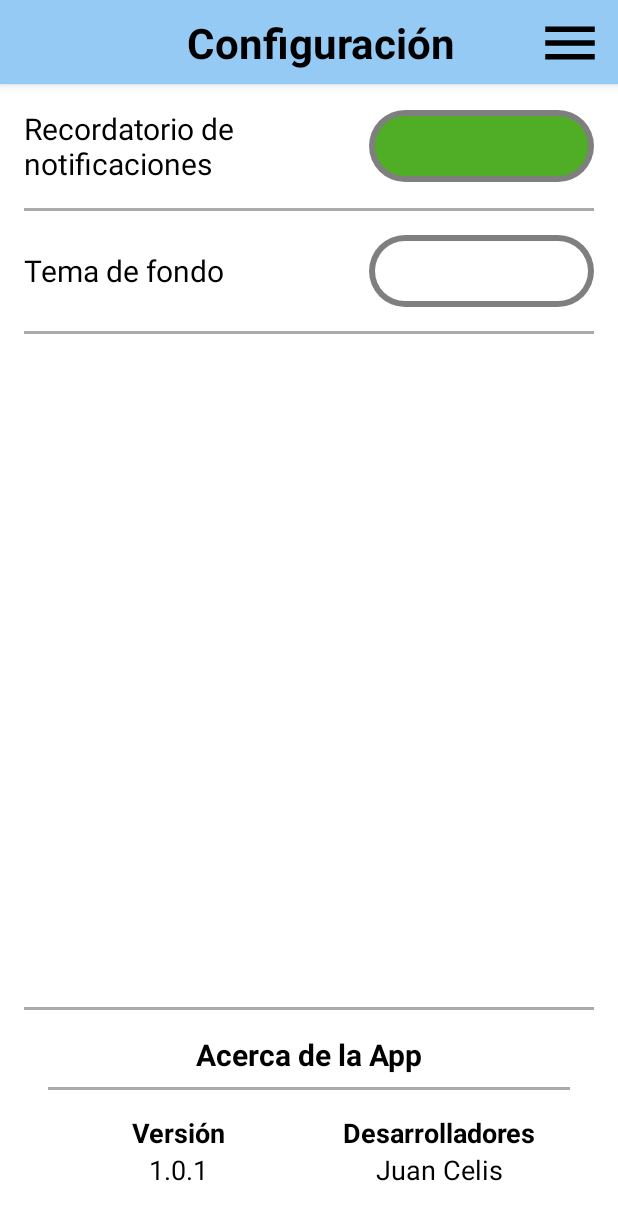
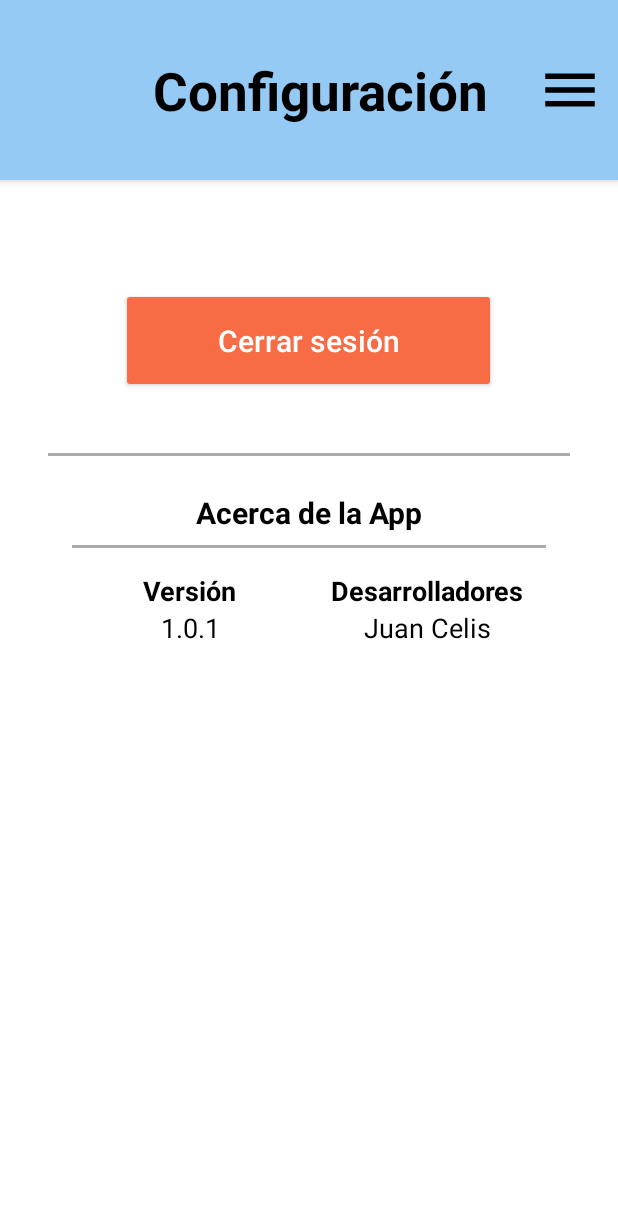
Before and after one commit to JuanCelis2004/HabitsAndStu, an Android app: the layout setting.xml on its own in the app's theme, with its tools: preview values and no code run, on a phone screen of 412 x 824 dp. Shown: the top 1220 px of the screen. Run offline under Robolectric (Android 15) with nearby library versions, the phone set to English and light mode, and no system bars; network calls fail.

Commit message:
fianl project

```diff
--- a/projectNativas/app/src/main/AndroidManifest.xml
+++ b/projectNativas/app/src/main/AndroidManifest.xml
@@ -28,6 +28,8 @@
         <activity android:name=".Habits" />
         <activity android:name=".CrearHabitoActivity" />
         <activity android:name=".EditHabitActivity" />
+        <activity android:name=".Statistics" />
+        <activity android:name=".Settings" />
     </application>
 
 </manifest>
--- a/projectNativas/app/src/main/java/com/example/projectnativas/EditHabitActivity.java
+++ b/projectNativas/app/src/main/java/com/example/projectnativas/EditHabitActivity.java
@@ -96,10 +96,8 @@ public class EditHabitActivity extends AppCompatActivity {
                     response -> {
                         if (response.equals("OK")) {
                             Toast.makeText(this, "Hábito actualizado correctamente", Toast.LENGTH_SHORT).show();
-                            Intent volver = new Intent(this, Habits.class);
-                            volver.putExtra("userId", getIntent().getIntExtra("userId", -1));
-                            startActivity(volver);
-                            finish();
+                            setResult(RESULT_OK);
+                            finish();  // Solo cierras esta actividad, no creas otra
                         } else {
                             Toast.makeText(this, "Error del servidor: " + response, Toast.LENGTH_LONG).show();
                         }
--- a/projectNativas/app/src/main/res/layout/setting.xml
+++ b/projectNativas/app/src/main/res/layout/setting.xml
@@ -8,18 +8,18 @@
     android:layout_height="match_parent"
     tools:openDrawer="start">
 
-    <!-- Contenedor principal -->
+    <!-- CONTENIDO PRINCIPAL -->
     <LinearLayout
         android:layout_width="match_parent"
         android:layout_height="match_parent"
         android:orientation="vertical"
         android:background="@android:color/white">
 
-        <!-- Toolbar -->
+        <!-- TOOLBAR -->
         <androidx.appcompat.widget.Toolbar
             android:id="@+id/toolbar"
             android:layout_width="match_parent"
-            android:layout_height="?attr/actionBarSize"
+            android:layout_height="120dp"
             android:background="@color/nav"
             android:elevation="4dp"
             android:theme="@style/ThemeOverlay.AppCompat.Dark.ActionBar"
@@ -29,21 +29,21 @@
                 android:layout_width="match_parent"
                 android:layout_height="match_parent">
 
-                <!-- Título centrado -->
+                <!-- TÍTULO -->
                 <TextView
                     android:id="@+id/toolbar_title"
                     android:layout_width="wrap_content"
                     android:layout_height="wrap_content"
                     android:text="Configuración"
                     android:textColor="@android:color/black"
-                    android:textSize="28sp"
+                    android:textSize="35sp"
                     android:textStyle="bold"
                     app:layout_constraintStart_toStartOf="parent"
                     app:layout_constraintEnd_toEndOf="parent"
                     app:layout_constraintTop_toTopOf="parent"
                     app:layout_constraintBottom_toBottomOf="parent"/>
 
-                <!-- Menú hamburguesa -->
+                <!-- BOTÓN DE MENÚ -->
                 <ImageButton
                     android:id="@+id/btn_menu"
                     android:layout_width="64dp"
@@ -53,14 +53,14 @@
                     android:contentDescription="Menú"
                     android:scaleType="centerInside"
                     android:src="@drawable/ic_menu"
+                    app:layout_constraintTop_toTopOf="parent"
                     app:layout_constraintBottom_toBottomOf="parent"
                     app:layout_constraintEnd_toEndOf="parent"
-                    app:layout_constraintTop_toTopOf="parent"
-                    app:tint="@color/black" />
+                    app:tint="@color/black"/>
             </androidx.constraintlayout.widget.ConstraintLayout>
         </androidx.appcompat.widget.Toolbar>
 
-        <!-- ScrollView para que la configuración se expanda -->
+        <!-- CONTENIDO -->
         <ScrollView
             android:layout_width="match_parent"
             android:layout_height="match_parent"
@@ -68,88 +68,32 @@
 
             <LinearLayout
                 android:layout_width="match_parent"
-                android:layout_height="wrap_content"
+                android:layout_height="match_parent"
                 android:orientation="vertical"
-                android:padding="16dp">
+                android:padding="32dp"
+                android:gravity="center_horizontal">
 
-                <!-- Sección de Configuración -->
-                <LinearLayout
-                    android:layout_width="match_parent"
-                    android:layout_height="wrap_content"
-                    android:orientation="vertical"
-                    android:layout_weight="1">  <!-- Este peso ayuda a distribuir mejor -->
+                <!-- BOTÓN CERRAR SESIÓN -->
+                <Button
+                    android:id="@+id/btn_cerrar_sesion"
+                    android:layout_width="250dp"
+                    android:layout_height="70dp"
+                    android:text="Cerrar sesión"
+                    android:textAllCaps="false"
+                    android:textColor="@android:color/white"
+                    android:backgroundTint="@color/red"
+                    android:textSize="20sp"
+                    android:layout_marginTop="40dp"
+                    android:elevation="4dp"/>
 
-                    <!-- Recordatorio de notificaciones -->
-                    <LinearLayout
-                        android:layout_width="match_parent"
-                        android:layout_height="wrap_content"
-                        android:orientation="horizontal"
-                        android:gravity="center_vertical"
-                        android:paddingBottom="16dp">
-
-                        <TextView
-                            android:layout_width="0dp"
-                            android:layout_height="wrap_content"
-                            android:layout_weight="1"
-                            android:text="Recordatorio de notificaciones"
-                            android:textColor="@android:color/black"
-                            android:textSize="20sp"/>
-
-                        <Spinner
-                            android:id="@+id/spinner_notificaciones"
-                            android:layout_width="150dp"
-                            android:layout_height="48dp"
-                            android:background="@drawable/set_spinn_bg"
-                            android:padding="8dp"
-                            android:gravity="center"/>
-
-                    </LinearLayout>
-
-                    <View
-                        android:layout_width="match_parent"
-                        android:layout_height="2dp"
-                        android:background="@android:color/darker_gray"/>
-
-                    <!-- Tema de fondo -->
-                    <LinearLayout
-                        android:layout_width="match_parent"
-                        android:layout_height="wrap_content"
-                        android:orientation="horizontal"
-                        android:gravity="center_vertical"
-                        android:paddingTop="16dp"
-                        android:paddingBottom="16dp">
-
-                        <TextView
-                            android:layout_width="0dp"
-                            android:layout_height="wrap_content"
-                            android:layout_weight="1"
-                            android:text="Tema de fondo"
-                            android:textColor="@android:color/black"
-                            android:textSize="20sp"/>
-
-                        <Spinner
-                            android:id="@+id/spinner_tema"
-                            android:layout_width="150dp"
-                            android:layout_height="48dp"
-                            android:background="@drawable/set_spinn_bg_white"
-                            android:padding="8dp"
-                            android:gravity="center"/>
-
-                    </LinearLayout>
-                    <View
-                        android:layout_width="match_parent"
-                        android:layout_height="2dp"
-                        android:background="@android:color/darker_gray"/>
-                </LinearLayout>
-
-                <!-- Separador -->
                 <View
                     android:layout_width="match_parent"
                     android:layout_height="2dp"
                     android:background="@android:color/darker_gray"
-                    android:layout_marginTop="8dp"/>
+                    android:layout_marginTop="40dp"
+                    android:layout_marginBottom="8dp"/>
 
-                <!-- Sección "Acerca de la App" -->
+                <!-- SECCIÓN "Acerca de la App" -->
                 <LinearLayout
                     android:layout_width="match_parent"
                     android:layout_height="wrap_content"
@@ -172,7 +116,6 @@
                         android:background="@android:color/darker_gray"
                         android:layout_marginTop="8dp"/>
 
-                    <!-- Información centrada -->
                     <LinearLayout
                         android:layout_width="match_parent"
                         android:layout_height="wrap_content"
@@ -180,7 +123,7 @@
                         android:gravity="center"
                         android:paddingTop="16dp">
 
-                        <!-- Columna de Versión -->
+                        <!-- VERSIÓN -->
                         <LinearLayout
                             android:layout_width="0dp"
                             android:layout_height="wrap_content"
@@ -194,19 +137,17 @@
                                 android:text="Versión"
                                 android:textColor="@android:color/black"
                                 android:textSize="18sp"
-                                android:textStyle="bold"
-                                android:gravity="center"/>
+                                android:textStyle="bold"/>
 
                             <TextView
                                 android:layout_width="wrap_content"
                                 android:layout_height="wrap_content"
                                 android:text="1.0.1"
                                 android:textColor="@android:color/black"
-                                android:textSize="18sp"
-                                android:gravity="center"/>
+                                android:textSize="18sp"/>
                         </LinearLayout>
 
-                        <!-- Columna de Desarrolladores -->
+                        <!-- DESARROLLADOR -->
                         <LinearLayout
                             android:layout_width="0dp"
                             android:layout_height="wrap_content"
@@ -220,21 +161,28 @@
                                 android:text="Desarrolladores"
                                 android:textColor="@android:color/black"
                                 android:textSize="18sp"
-                                android:textStyle="bold"
-                                android:gravity="center"/>
+                                android:textStyle="bold"/>
 
                             <TextView
                                 android:layout_width="wrap_content"
                                 android:layout_height="wrap_content"
                                 android:text="Juan Celis"
                                 android:textColor="@android:color/black"
-                                android:textSize="18sp"
-                                android:gravity="center"/>
+                                android:textSize="18sp"/>
                         </LinearLayout>
                     </LinearLayout>
                 </LinearLayout>
             </LinearLayout>
         </ScrollView>
+    </LinearLayout>
 
-    </LinearLayout>
+    <!-- MENÚ LATERAL -->
+    <com.google.android.material.navigation.NavigationView
+        android:id="@+id/nav_view"
+        android:layout_width="250dp"
+        android:layout_height="match_parent"
+        android:layout_gravity="start"
+        android:background="@color/nav"
+        app:menu="@menu/drawer_menu"
+        app:itemTextAppearance="@style/CustomNavigationViewText"/>
 </androidx.drawerlayout.widget.DrawerLayout>
--- /dev/null
+++ b/projectNativas/app/src/main/res/menu/drawer_menu.xml
@@ -0,0 +1,12 @@
+<?xml version="1.0" encoding="utf-8"?>
+<menu xmlns:android="http://schemas.android.com/apk/res/android">
+    <item
+        android:id="@+id/nav_inicio"
+        android:title="Inicio" />
+    <item
+        android:id="@+id/nav_estadisticas"
+        android:title="Estadísticas" />
+    <item
+        android:id="@+id/nav_configuracion"
+        android:title="Configuración" />
+</menu>
--- /dev/null
+++ b/projectNativas/app/src/main/res/values/styles.xml
@@ -0,0 +1,6 @@
+<?xml version="1.0" encoding="utf-8"?>
+<resources>
+    <style name="CustomNavigationViewText" parent="TextAppearance.AppCompat.Body1">
+        <item name="android:textSize">24sp</item>
+    </style>
+</resources>
```
Also changed, not shown: BackNative/src/main/java/Controller/HabitController.java (+52 -21 lines), projectNativas/app/src/main/java/com/example/projectnativas/Habits.java (+65 -7 lines), projectNativas/app/src/main/java/com/example/projectnativas/Settings.java (added, +73 -0 lines), projectNativas/app/src/main/java/com/example/projectnativas/Statistics.java (added, +140 -0 lines), projectNativas/app/src/main/res/layout/habits.xml (+16 -12 lines), projectNativas/app/src/main/res/layout/statistics.xml (+19 -9 lines), 1 other file.
